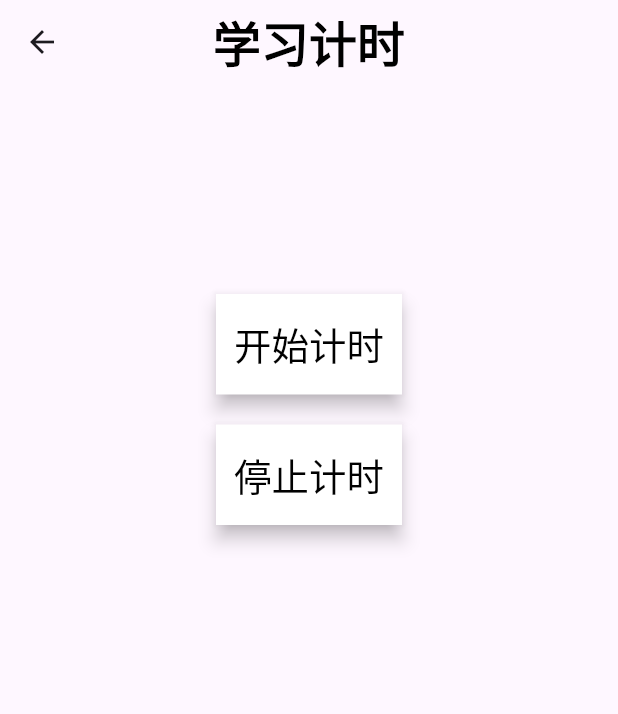
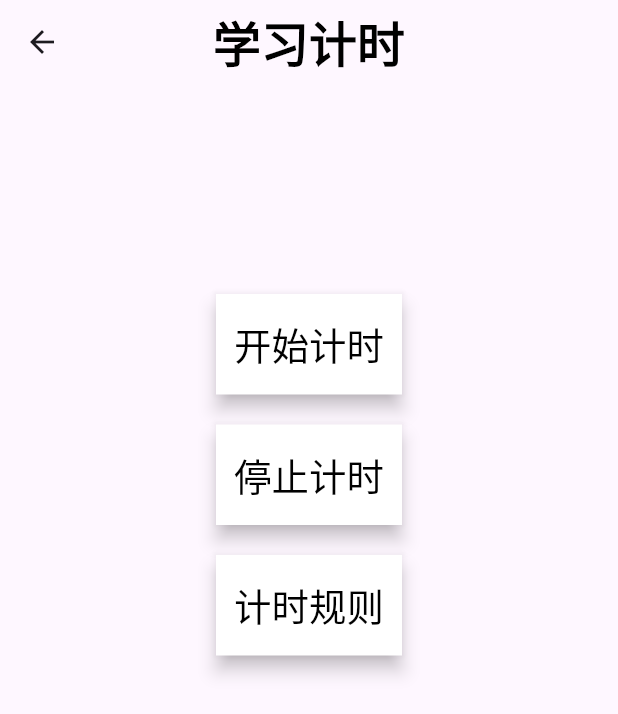
Before and after one commit to hunter-hongg/StudyPlatform, a Flutter app: the TimePage screen opened by its route, on a phone screen of 412 x 824 dp. Shown: the top 714 px of the screen. Run offline on Flutter 3.47's test engine with Material 3 defaults, Android fonts, the phone set to English and light mode, and no system bars; our stand-ins replace flutter_riverpod.

Commit message:
Update time_page.dart

```diff
--- a/lib/pages/own_page/time_page.dart
+++ b/lib/pages/own_page/time_page.dart
@@ -6,6 +6,7 @@ import 'package:study_platform/tool/stopwatch.dart';
 import 'package:study_platform/vars/backbutton.dart';
 import 'package:study_platform/vars/dialog.dart';
 import 'package:study_platform/vars/files.dart';
+import 'package:study_platform/vars/rule.dart';
 import 'package:study_platform/vars/styles.dart';
 import 'package:study_platform/vars/timers.dart';
 
@@ -61,7 +62,18 @@ class TimePage extends ConsumerWidget {
                   }
                 },
                 style: Styles.buttonSimpleStyle(),
-                child: Text("停止计时", style: Styles.simpleTextStyle()))
+                child: Text("停止计时", style: Styles.simpleTextStyle())),
+            SizedBox(height: 20,),
+            ElevatedButton(
+              onPressed: (){
+                showDialog(
+                  context: context,
+                  builder: (context) => Dialogs.dialogInfo(Rule.timeRule()),
+                );
+              },
+              style: Styles.buttonSimpleStyle(),
+              child: Text("计时规则", style: Styles.simpleTextStyle(),)
+            )
           ],
         ),
       ),
```
